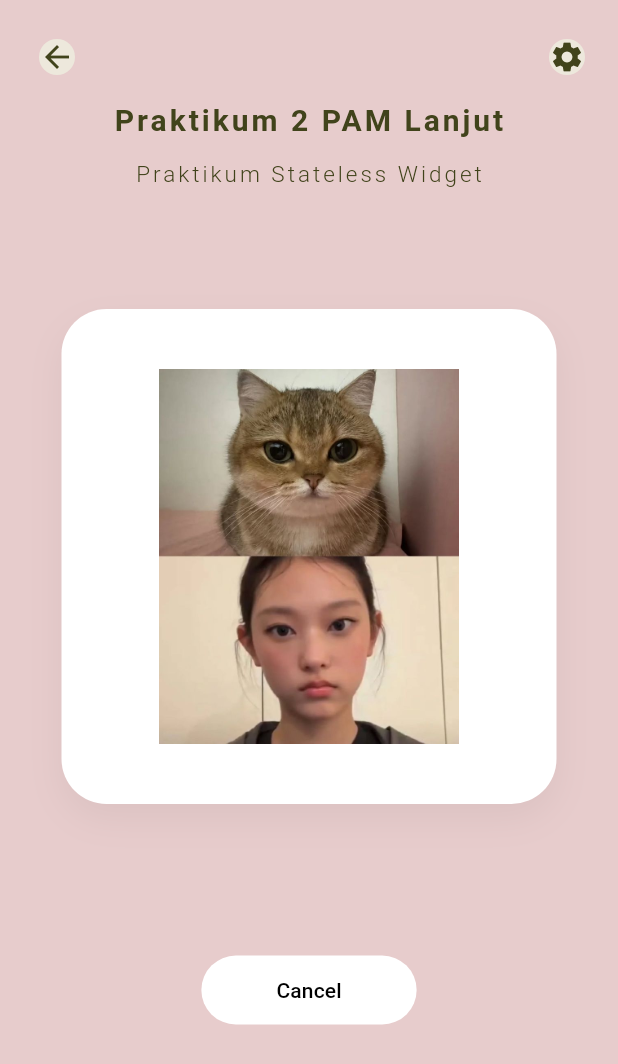
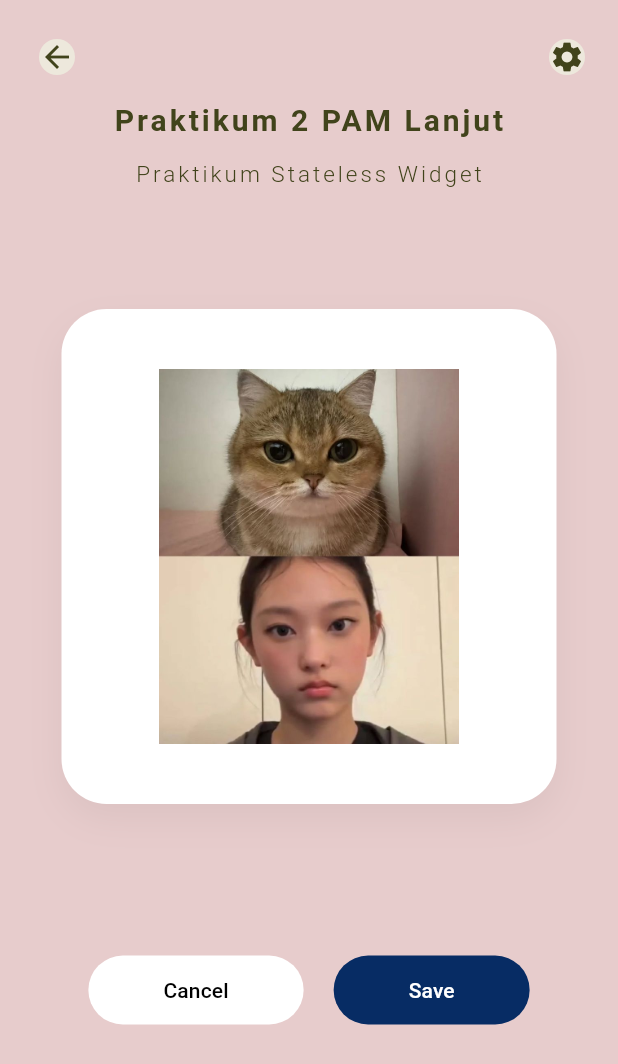
Before and after one commit to lulultfh/Praktikkum2_0209, a Flutter app: the SimpleStateless screen opened directly, on a phone screen of 412 x 824 dp. Shown: the top 1064 px of the screen. Run offline on Flutter 3.47's test engine with Material 3 defaults, Android fonts, the phone set to English and light mode, and no system bars.

Commit message:
feat: menambahkan ElevatedButton untuk save pada Row

```diff
--- a/lib/stateless/stateless.dart
+++ b/lib/stateless/stateless.dart
@@ -103,6 +103,23 @@ class SimpleStateless extends StatelessWidget {
                 ),
                 child: const Row(children: [Text("Cancel")]),
               ),
+              SizedBox(width: 20),
+              ElevatedButton(
+                onPressed: () {},
+                style: ElevatedButton.styleFrom(
+                  backgroundColor: const Color.fromARGB(255, 7, 44, 100),
+                  foregroundColor: Colors.white,
+                  elevation: 0,
+                  padding: const EdgeInsets.symmetric(
+                    horizontal: 50,
+                    vertical: 13,
+                  ),
+                  shape: RoundedRectangleBorder(
+                    borderRadius: BorderRadius.circular(30),
+                  ),
+                ),
+                child: const Row(children: [Text("Save")]),
+              ),
             ],
           ),
         ],
```
